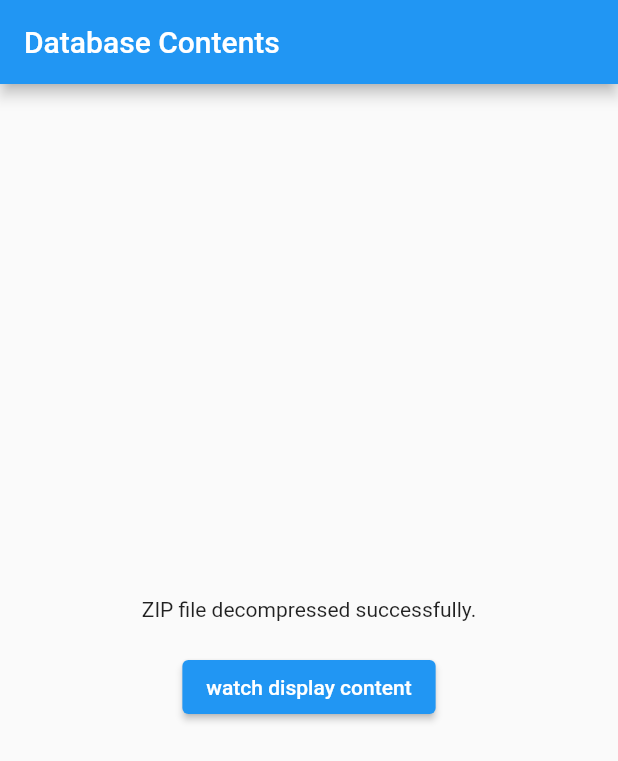
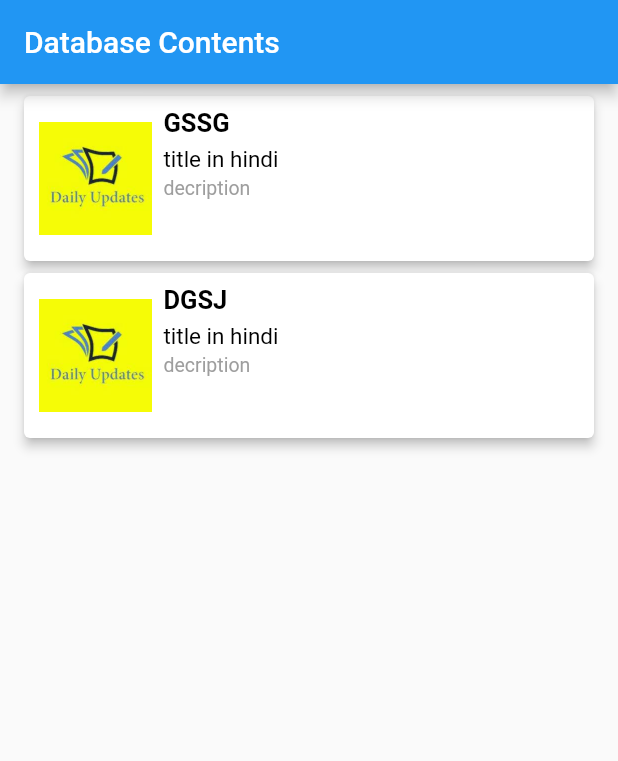
Before and after one commit to singhcreations/filearchiver, a Flutter app: the screen it shows after launch, on a phone screen of 412 x 824 dp. Shown: the top 761 px of the screen. Run offline on Flutter 3.47's test engine with Material 2 defaults, Android fonts, the phone set to English and light mode, and no system bars; our stand-ins replace speech_to_text, sqflite; missing offline and left inert: flutter_archive; accounts and stored records are empty.

Commit message:
decompress ho gya hai data show ho gya hai

```diff
--- a/lib/archiver.dart
+++ b/lib/archiver.dart
@@ -6,7 +6,9 @@ import 'package:flutter/material.dart';
 import 'package:flutter/services.dart';
 import 'package:archive/archive.dart';
 import 'package:path_provider/path_provider.dart';
-
+import 'custom_text.dart';
+import 'custominkwell.dart';
+import 'custommodel.dart';
 import 'display.dart';
 
 class YourScreen3 extends StatefulWidget {
@@ -35,27 +37,86 @@ class _YourScreen3State extends State<YourScreen3> {
       appBar: AppBar(
         title: Text('Database Contents'),
       ),
-      body: Center(
+      body: ListView.builder(
+            padding: EdgeInsets.symmetric(horizontal: 16,vertical: 8),
+            itemCount: amritvelaWakeUpCallScreenList.length,
+            physics: ClampingScrollPhysics(),
+            itemBuilder: (context,index){
+              return Container(
+                padding: const EdgeInsets.only(bottom: 8,),
+                child: CustomInkWell(
+                  onTap: () {
+                    if (index == 0) {
+                       Navigator.push(context,MaterialPageRoute(builder: (context) => Display1()),);
+                      // Daily Updates
+                    } else if (index == 1) {
+                      Navigator.push(context,MaterialPageRoute(builder: (context) => Display1()),);
+                      // Nitnem
+                    }
+                    else{
+                      Navigator.push(context,MaterialPageRoute(builder: (context) => Display1()),);
+                    }
+                  },
+                  child: Card(
+                    elevation: 3,
+                    margin: EdgeInsets.zero,
+                    child: Container(
+                      height: 110,
+                      padding: EdgeInsets.symmetric(horizontal: 10),
+                      child: Row(
+                        children: [
+                          Container(
+                            width: 75,
+                            height: 75,
+                            decoration: const BoxDecoration(
+                                image: DecorationImage(
+                                    fit: BoxFit.cover,
+                                    image: AssetImage("assets/Images/dailyUpdates.jpg"))
+                            ),
+                          ),
+                          Expanded(
+                              child: Container(
+                                padding: EdgeInsets.only(left: 8,top: 8,bottom: 8),
                                 child: Column(
-          mainAxisAlignment: MainAxisAlignment.center,
+                                  crossAxisAlignment: CrossAxisAlignment.start,
                                   children: [
-            isExtracted
-                ? Text('ZIP file decompressed successfully.')
-                : Text('Decompressing ZIP file...'),
-            SizedBox(height: 20),
-            ElevatedButton(
-              onPressed: () {
-                Navigator.push(
-                  context,
-                  MaterialPageRoute(builder: (context) => Display1()),
-                );
-                // Handle button tap here
-              },
-              child: Text('watch display content'),
+                                    //title
+                                    CustomText(
+                                      title: amritvelaWakeUpCallScreenList[index].title,
+                                      overflow: TextOverflow.ellipsis,
+                                      maxLines: 1,
+                                      fontSize: 17,
+                                      fontWeight: FontWeight.w600,
+                                      color: Colors.black,
+                                    ) ,
+                                    //Space
+                                    SizedBox(height: 5,),
+                                    //subtitle
+                                    CustomText(
+                                      title: amritvelaWakeUpCallScreenList[index].subTitle,
+                                      overflow: TextOverflow.ellipsis,
+                                      maxLines: 1,
+                                      fontSize: 15,
+                                      color: Colors.black,
+                                    ) ,
+                                    //Space
+                                    SizedBox(height: 3,),
+                                    //Description
+                                    CustomText(
+                                      title: amritvelaWakeUpCallScreenList[index].description,
+                                      fontSize: 13,
+                                      color: Colors.grey,
+                                    ) ,
+                                  ],
                                 ),
+                              ))
                         ],
                       ),
                     ),
+                  ),
+                ),
+              );
+            })
     );
   }
 
@@ -65,7 +126,6 @@ class _YourScreen3State extends State<YourScreen3> {
       final zipFile = File('${appDir.path}/NEWDB.zip');
       final ByteData data = await rootBundle.load('assets/NEWDB.zip');
       final buffer = data.buffer.asUint8List();
-
       var res = await zipFile.writeAsBytes(buffer);
       print(res);
       final archive =
@@ -80,12 +140,9 @@ class _YourScreen3State extends State<YourScreen3> {
           Directory(filename)..create(recursive: true);
         }
       }
-
       print("ZIP file decompressed successfully.");
-      // print(await getDatabasesPath());
     } catch (e) {
       print("Error decompressing ZIP file: $e");
     }
   }
-
 }
--- /dev/null
+++ b/lib/custominkwell.dart
@@ -0,0 +1,19 @@
+import 'package:flutter/material.dart';
+class CustomInkWell extends StatelessWidget {
+   CustomInkWell({
+    this.onTap,
+     this.child,
+    Key? key}) : super(key: key);
+  Function? onTap;
+  Widget? child;
+  @override
+  Widget build(BuildContext context) {
+    return InkWell(
+      onTap: (){
+        FocusScope.of(context).requestFocus(FocusNode());
+        onTap!();
+      },
+      child: child,
+    );
+  }
+}
--- a/lib/custommodel.dart
+++ b/lib/custommodel.dart
@@ -38,3 +38,11 @@ List<CustomModel> ShortBanilistitems = [
     title: "Anand Sahib",
   ),
 ];
+
+List<CustomModel> amritvelaWakeUpCallScreenList = [
+  CustomModel(
+      title: "GSSG", subTitle: "title in hindi", description: "decription"),
+  CustomModel(
+      title: "DGSJ", subTitle: "title in hindi", description: "decription"),
+
+];
--- a/pubspec.yaml
+++ b/pubspec.yaml
@@ -71,7 +71,9 @@ flutter:
 
   # To add assets to your application, add an assets section, like this:
   assets:
+
     - assets/NEWDB.zip
+    - assets/Images/
     # - assets/database.sqlite
   #   - images/a_dot_ham.jpeg
 
```
Also changed, not shown: assets/Images/dailyUpdates.jpg (added). Lines whose indentation alone changed are shown as unchanged.
